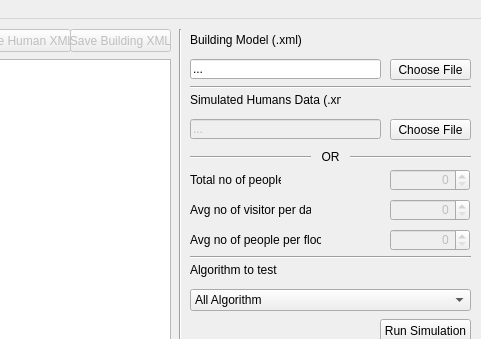
The window that mainwindow.ui (liftlab/LEVAX) describes before a commit, drawn with Qt 5; both pictures show x 120 to 601 and y 0 to 339 of the 601 by 545 pixel window.
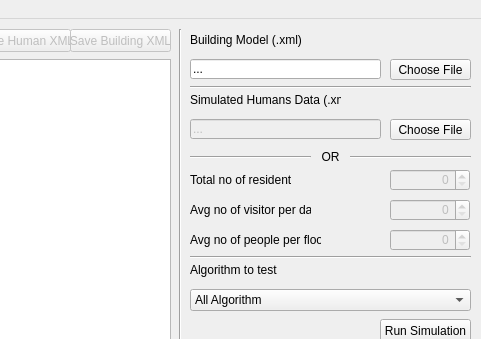
The same window after the commit.

Commit message: Generating of visitors through spin boxes. Multiple function flags "isResident" added. Automatic calculate of average number of people per floor

```diff
--- a/mainwindow.ui
+++ b/mainwindow.ui
@@ -287,12 +287,12 @@
      <rect>
       <x>310</x>
       <y>150</y>
-      <width>91</width>
+      <width>101</width>
       <height>21</height>
      </rect>
     </property>
     <property name="text">
-     <string>Total no of people</string>
+     <string>Total no of residents</string>
     </property>
    </widget>
    <widget class="QComboBox" name="algoCombo">
```
Left out of the diff: 11 changed lines with no effect on the pictures. The commit also changes 5 other files.
